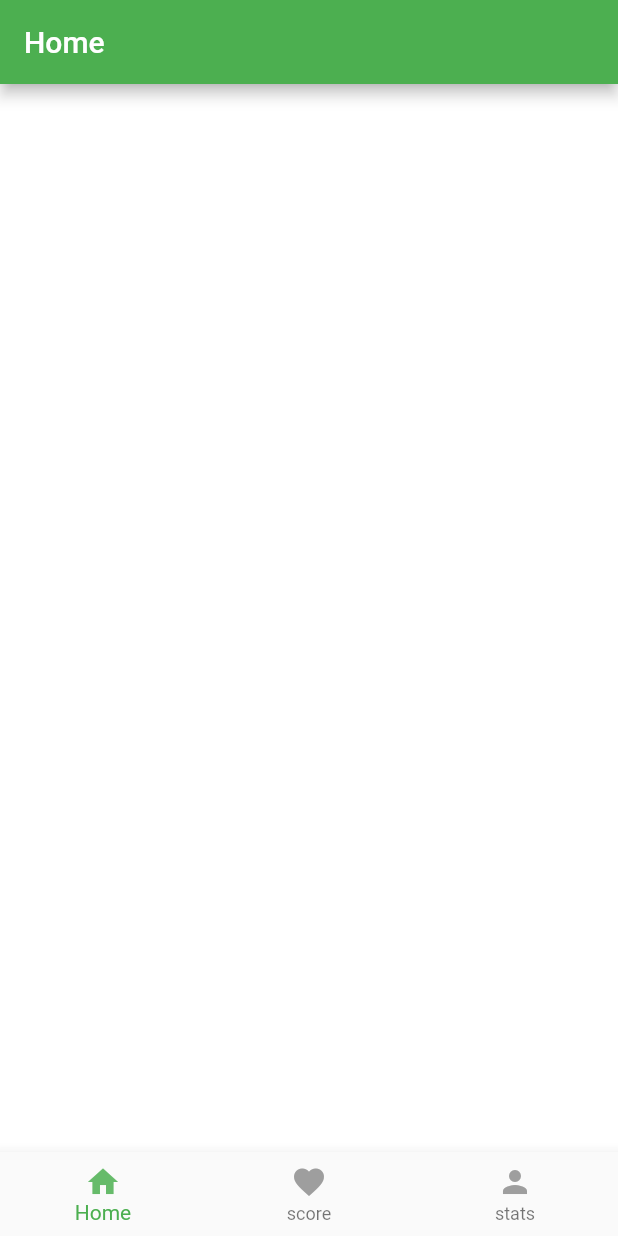
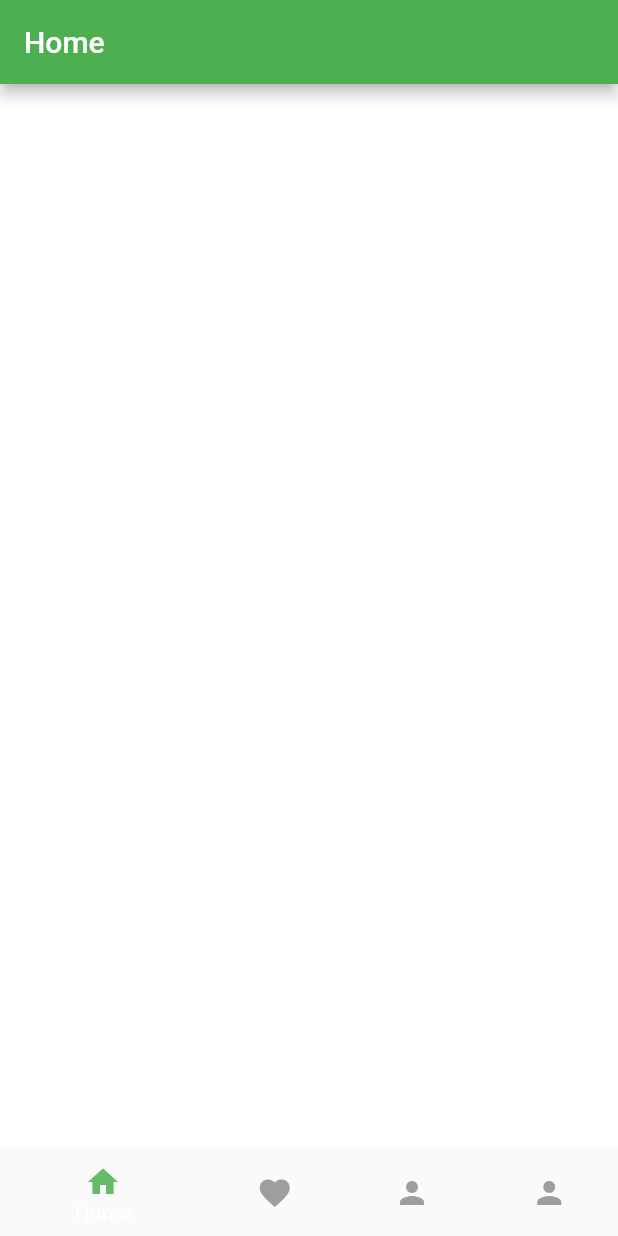
Before and after one commit to 905Dudley/flutterapp, a Flutter app: the HomePage screen opened by its route, on a phone screen of 412 x 824 dp. Run offline on Flutter 3.47's test engine with Material 2 defaults, Android fonts, the phone set to English and light mode, and no system bars.

Commit message:
Update appbar.dart

```diff
--- a/lib/pages/appbar.dart
+++ b/lib/pages/appbar.dart
@@ -17,7 +17,7 @@
 
 class _HomePageState extends State<HomePage> {
   PageController _pageController = PageController();
-  List<Widget> _screens = [BlogPage(), ShoppingPage(), AccountPage()];
+  List<Widget> _screens = [BlogPage(),  ShoppingPage(), AccountPage(),];
 
     int _selectedIndex = 0;
 
@@ -79,9 +79,22 @@
                     color: _selectedIndex == 2 ? Colors.green[400] : Colors.grey,
                   ),
                 )),
-
+            BottomNavigationBarItem(
+                icon: Icon(
+                  Icons.person,
+                  color: _selectedIndex == 3 ? Colors.green[400] : Colors.grey,
+                ),
+                // ignore: deprecated_member_use
+                title: Text(
+                  'stats',
+                  style: TextStyle(
+                    color: _selectedIndex == 3 ? Colors.green[400] : Colors.grey,
+                  ),
+                )),
           ],
         ),
       );
     }
+
+
 }
```
Lines whose indentation alone changed are shown as unchanged.
